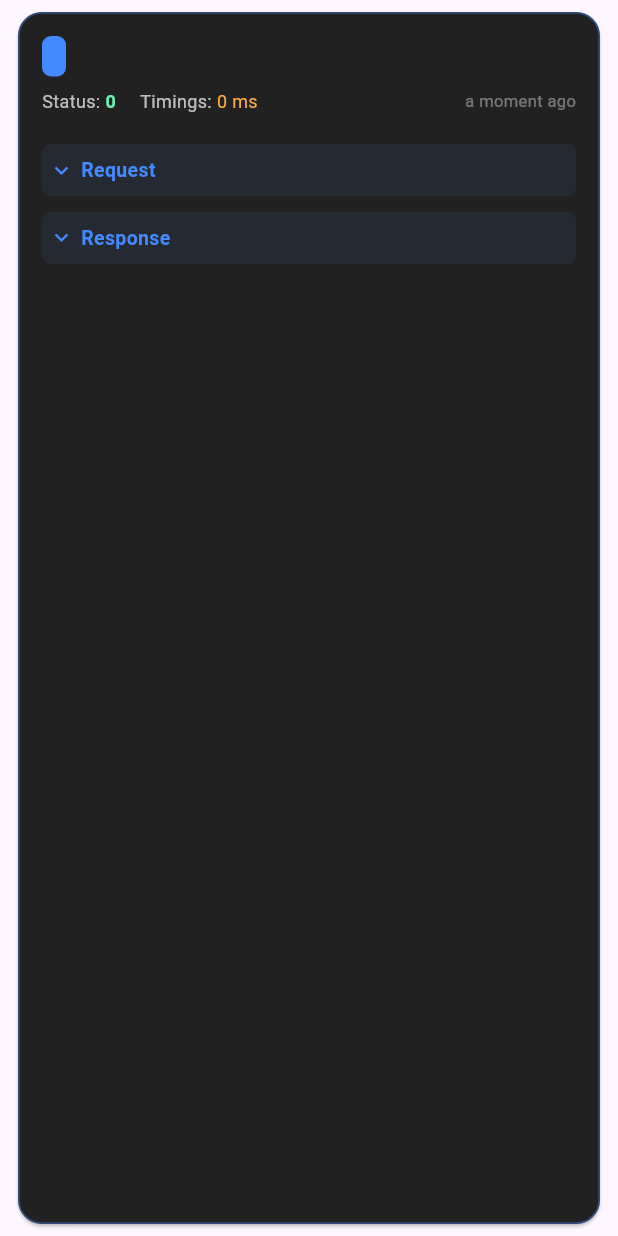
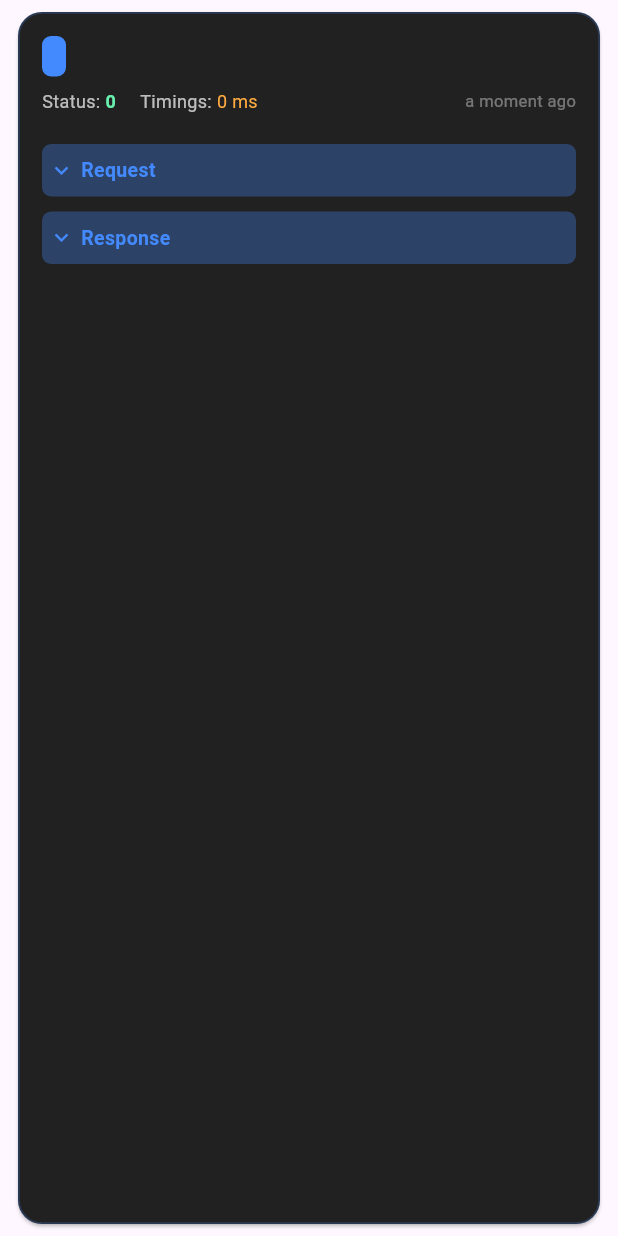
Before and after one commit to vignarajj/dev_loggerx, a Flutter app: the ApiLogCard widget shown alone on an empty page, opened directly with empty values, on a phone screen of 412 x 824 dp. Run offline on Flutter 3.47's test engine with Material 3 defaults, Android fonts, the phone set to English and light mode, and no system bars; our stand-ins replace connectivity_plus, device_info_plus, dio, flutter_riverpod, hive, hive_flutter and 3 more; accounts and stored records are empty; generated files the repository leaves out were written again; Roboto replaces fonts that are missing (RobotoMono).

```diff
--- a/lib/ui/api_log_card.dart
+++ b/lib/ui/api_log_card.dart
@@ -41,7 +41,7 @@ class ApiLogCardState extends State<ApiLogCard> {
       margin: const EdgeInsets.symmetric(horizontal: 12, vertical: 8),
       shape: RoundedRectangleBorder(
         borderRadius: BorderRadius.circular(16),
-        side: BorderSide(color: borderColor.withOpacity(0.4), width: 1.2),
+        side: BorderSide(color: borderColor.withAlpha(60), width: 1.2),
       ),
       child: InkWell(
         onLongPress: () {
@@ -226,7 +226,7 @@ class _SectionHeader extends StatelessWidget {
         padding: const EdgeInsets.symmetric(vertical: 8, horizontal: 4),
         margin: const EdgeInsets.only(top: 8, bottom: 2),
         decoration: BoxDecoration(
-          color: (color ?? Colors.blueAccent).withOpacity(0.08),
+          color: (color ?? Colors.blueAccent).withAlpha(80),
           borderRadius: BorderRadius.circular(6),
         ),
         child: Row(
```
Also changed, not shown: pubspec.yaml (+6 -6 lines), 3 other files.
